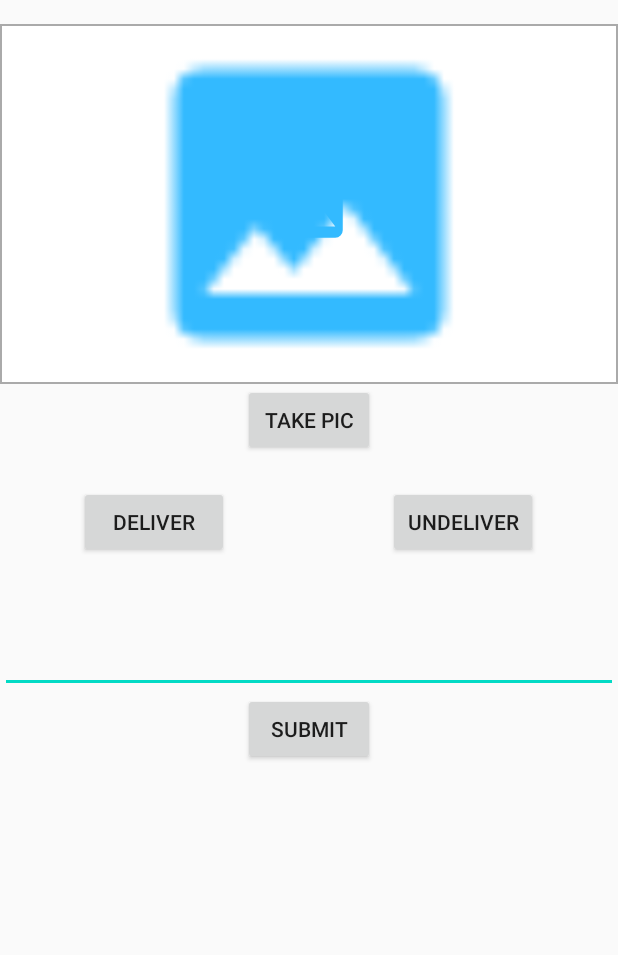
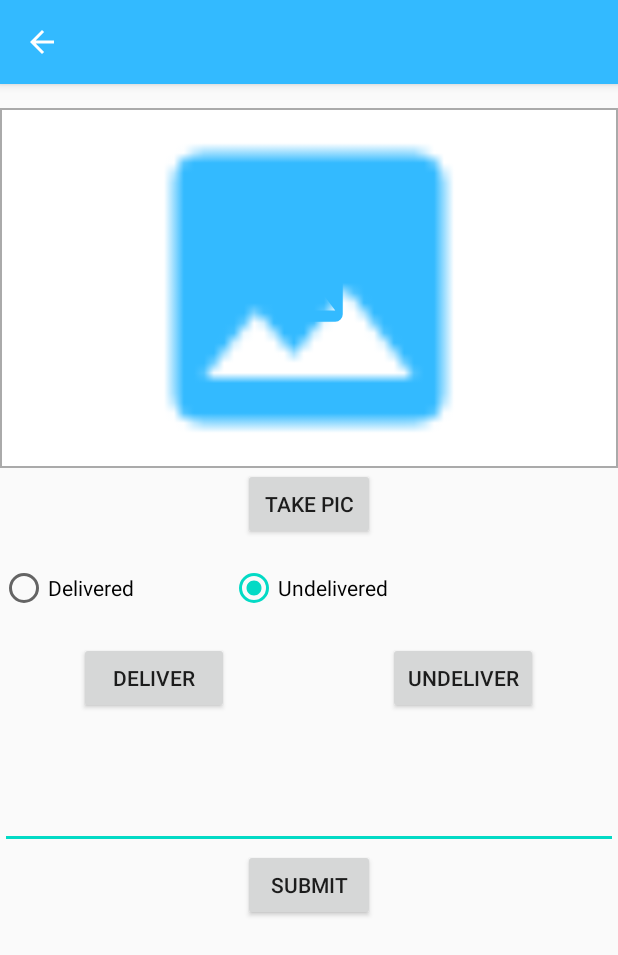
Before and after one commit to kamalrider/POD, an Android app: the UpdateWorkActivity screen opened directly, with no data from a screen before it, on a phone screen of 412 x 824 dp. Shown: the top 955 px of the screen. Run offline under Robolectric (Android 15) with nearby library versions, the phone set to English and light mode, and no system bars; our stand-ins replace ButterKnife; libraries missing offline, so code that uses them is left out: com.karumi.dexter, com.yalantis.ucrop; pictures from the network do not load.

```diff
--- a/app/src/main/java/com/kamalrider/pod/scan/Activity/UpdateWorkActivity.java
+++ b/app/src/main/java/com/kamalrider/pod/scan/Activity/UpdateWorkActivity.java
@@ -3,14 +3,17 @@ package com.kamalrider.pod.scan.Activity;
 import androidx.annotation.Nullable;
 import androidx.appcompat.app.AlertDialog;
 import androidx.appcompat.app.AppCompatActivity;
+import androidx.appcompat.widget.Toolbar;
 import androidx.core.content.ContextCompat;
 import androidx.lifecycle.Observer;
 import androidx.lifecycle.ViewModelProviders;
 
 import android.Manifest;
 import android.app.Activity;
+import android.content.Context;
 import android.content.DialogInterface;
 import android.content.Intent;
+import android.content.SharedPreferences;
 import android.graphics.Bitmap;
 import android.net.Uri;
 import android.os.Bundle;
@@ -18,6 +21,7 @@ import android.provider.MediaStore;
 import android.provider.Settings;
 import android.util.Log;
 import android.widget.ImageView;
+import android.widget.RadioGroup;
 import android.widget.Toast;
 
 import com.bumptech.glide.Glide;
@@ -44,24 +48,38 @@ public class UpdateWorkActivity extends AppCompatActivity {
     public static final int REQUEST_IMAGE = 100;
     private ScanCNViewModel scanCNViewModel;
     String imgUrl = "";
+    private static final String PREFS_NAME = "preferenceName";
+
+    public static final String CN = "CN";
+    public String cn;
+    private RadioGroup radioGroupDisability;
 
     @Override
     protected void onCreate(Bundle savedInstanceState) {
         super.onCreate(savedInstanceState);
         setContentView(R.layout.activity_update_work);
 
+        cn = getIntent().getStringExtra(CN);
+
+        Toolbar toolbar = (Toolbar) findViewById(R.id.toolbar);
+        setSupportActionBar(toolbar);
+        getSupportActionBar().setDisplayHomeAsUpEnabled(true);
+        getSupportActionBar().setTitle(cn);
+
+
         imgUpdateWork = findViewById(R.id.img);
 
         ButterKnife.bind(this);
 
         scanCNViewModel = ViewModelProviders.of(UpdateWorkActivity.this).get(ScanCNViewModel.class);
+        radioGroupDisability = findViewById(R.id.radioGroupDisability);
 
-        scanCNViewModel.getImage().observe(this, new Observer<ScanCN>() {
-            @Override
-            public void onChanged(ScanCN scanCN) {
-                imgUrl = scanCN.getImgUrl();
-            }
-        });
+//        scanCNViewModel.getImage().observe(this, new Observer<ScanCN>() {
+//            @Override
+//            public void onChanged(ScanCN scanCN) {
+//                imgUrl = scanCN.getImgUrl();
+//            }
+//        });
 
         loadProfileDefault();
 
@@ -69,6 +87,8 @@ public class UpdateWorkActivity extends AppCompatActivity {
         // don't call this line if you want to choose multiple images in the same activity
         // call this once the bitmap(s) usage is over
         ImagePickerActivity.clearCache(this);
+
+
 
     }
 
@@ -185,14 +205,27 @@ public class UpdateWorkActivity extends AppCompatActivity {
         // Checking that locally is there is any image
         // and setting that or setting the default image
 
-        if(!imgUrl.isEmpty()){
-            loadProfile(imgUrl);
+        if(getPreference(this,"imgurl") !=null){
+            loadProfile(getPreference(this,"imgurl"));
         }else {
             Glide.with(this).load(R.drawable.image)
                     .into(imgUpdateWork);
             imgUpdateWork.setColorFilter(ContextCompat.getColor(this, R.color.colorPrimary));
         }
 
+    }
+
+    public static boolean setPreference(Context context, String key, String value) {
+        SharedPreferences settings = context.getSharedPreferences(PREFS_NAME, Context.MODE_PRIVATE);
+        SharedPreferences.Editor editor = settings.edit();
+        editor.putString(key, value);
+        return editor.commit();
+    }
+
+    // Get Value locally by key
+    public static String getPreference(Context context, String key) {
+        SharedPreferences settings = context.getSharedPreferences(PREFS_NAME, Context.MODE_PRIVATE);
+        return settings.getString(key, null);
     }
 
     @Override
@@ -207,32 +240,11 @@ public class UpdateWorkActivity extends AppCompatActivity {
                     // loading profile image from local cache
 
                     // Saving the image uri locally by Dibyendu
-                    ScanCN scanCN = new ScanCN();
-                    scanCN.setConno("test");
-                    scanCN.setImgUrl(uri.toString());
-                    scanCNViewModel.inserScanCN(scanCN, new Callback<Long>() {
-                        @Override
-                        public void onSuccess(Long result) {
-                            runOnUiThread(new Runnable() {
-                                public void run() {
-                                    Toast.makeText(UpdateWorkActivity.this, "Captured", Toast.LENGTH_SHORT).show();
-                                }
-                            });
-                        }
 
-                        @Override
-                        public void onFailure(String errorMessage) {
+                    setPreference(this,"imgurl", uri.toString());
+                    //---End of that
 
-                            runOnUiThread(new Runnable() {
-                                public void run() {
-                                    Toast.makeText(UpdateWorkActivity.this, "Duplicate CN", Toast.LENGTH_SHORT).show();
-                                }
-                            });
 
-                        }
-                    });
-//                    setPreference(this,"imgurl", uri.toString());
-                    //---End of that
 
                     loadProfile(uri.toString());
                 } catch (IOException e) {
--- a/app/src/main/res/layout/activity_image_picker.xml
+++ b/app/src/main/res/layout/activity_image_picker.xml
@@ -4,6 +4,6 @@
     xmlns:tools="http://schemas.android.com/tools"
     android:layout_width="match_parent"
     android:layout_height="match_parent"
-    tools:context=".profile.ImagePickerActivity">
+    tools:context=".scan.Activity.ImagePickerActivity">
 
 </androidx.constraintlayout.widget.ConstraintLayout>
--- a/app/src/main/res/layout/activity_update_work.xml
+++ b/app/src/main/res/layout/activity_update_work.xml
@@ -6,6 +6,10 @@
     android:layout_height="match_parent"
     android:orientation="vertical"
     tools:context=".scan.Activity.UpdateWorkActivity">
+
+    <include
+        android:id="@+id/app_bar"
+        layout="@layout/app_bar" />
 
     <RelativeLayout
         android:layout_width="match_parent"
@@ -38,6 +42,31 @@
         android:layout_width="wrap_content"
         android:layout_height="wrap_content"
         android:text="take pic"/>
+
+    <RadioGroup
+        android:id="@+id/radioGroupDisability"
+        android:layout_width="wrap_content"
+        android:layout_height="wrap_content"
+        android:layout_marginTop="@dimen/activity_vertical_margin"
+        android:orientation="horizontal">
+
+        <RadioButton
+            android:id="@+id/radioDisability"
+            android:layout_width="wrap_content"
+            android:layout_height="wrap_content"
+            android:paddingRight="64dp"
+            android:text="Delivered" />
+
+        <RadioButton
+            android:id="@+id/radioDisabilityNo"
+            android:layout_width="wrap_content"
+            android:layout_height="wrap_content"
+            android:checked="true"
+            android:paddingRight="64dp"
+            android:text="Undelivered" />
+
+    </RadioGroup>
+
 
     <LinearLayout
         android:layout_width="match_parent"
--- /dev/null
+++ b/app/src/main/res/xml/file_paths.xml
@@ -0,0 +1,6 @@
+<?xml version="1.0" encoding="utf-8"?>
+<paths xmlns:android="http://schemas.android.com/apk/res/android">
+    <external-path
+        name="image"
+        path="." />
+</paths>
```
Also changed, not shown: app/src/main/AndroidManifest.xml (+22 -2 lines), app/src/main/java/com/kamalrider/pod/scan/Activity/ImagePickerActivity.java (+7 -12 lines), app/src/main/java/com/kamalrider/pod/scan/Activity/ScanCNActivity.java (+7 -3 lines).
